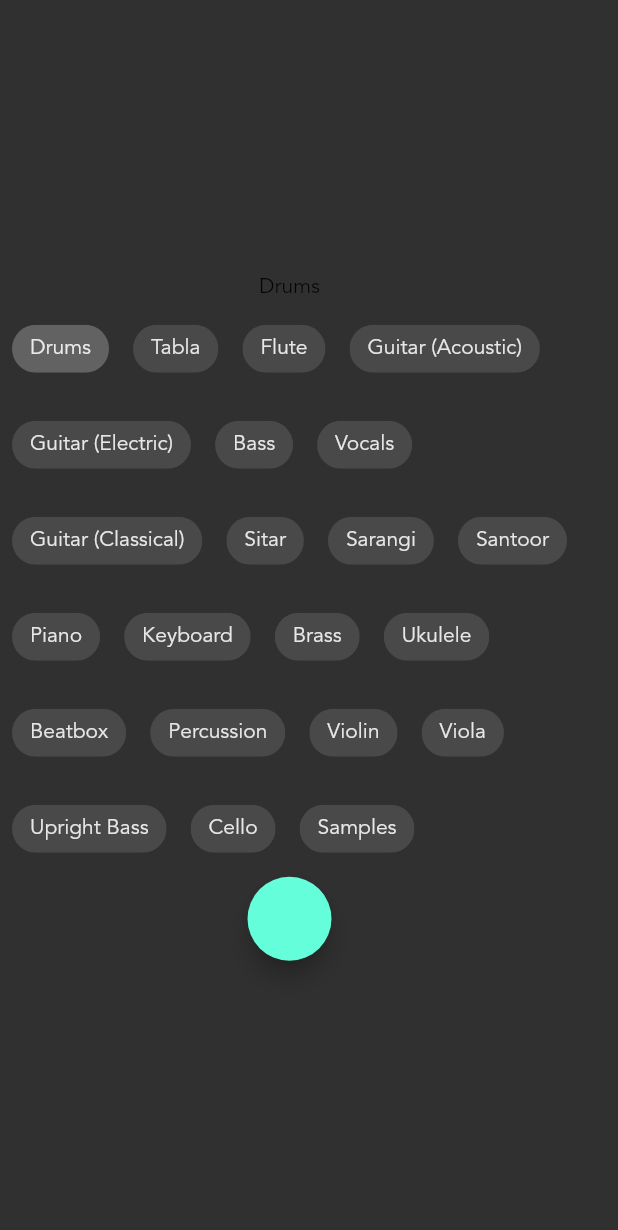
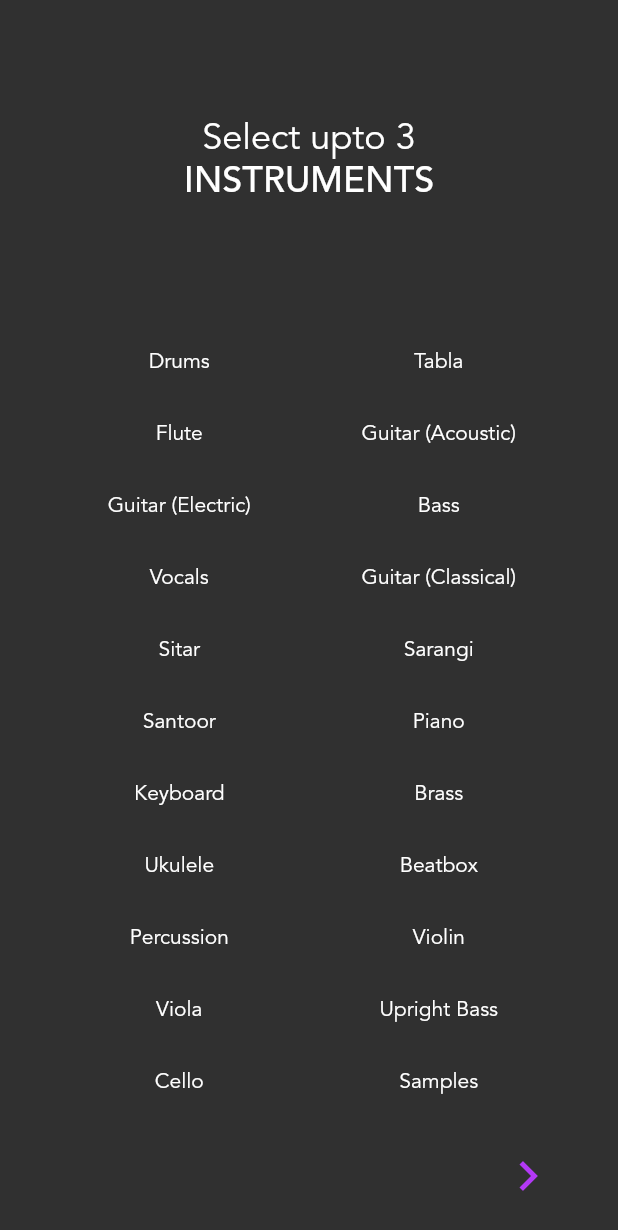
Before and after one commit to BhavyaMuni/Amethyst, a Flutter app: the InstrumentPage screen opened directly, on a phone screen of 412 x 824 dp. Shown: the top 1230 px of the screen. Run offline on Flutter 3.47's test engine with Material 2 defaults, Android fonts, the phone set to English and light mode, and no system bars; our stand-ins replace carousel_slider, cloud_firestore, firebase_auth, google_sign_in, gradient_widgets, material_design_icons_flutter and 2 more; missing offline and left inert: dart:ffi, flutter_facebook_login, gradient_text; accounts and stored records are empty; network calls fail.

Commit message:
sign up seq

```diff
--- a/lib/pages/sign_up_sequence.dart
+++ b/lib/pages/sign_up_sequence.dart
@@ -56,20 +56,52 @@ class _GenrePageState extends State<GenrePage> {
         mainAxisAlignment: MainAxisAlignment.center,
         crossAxisAlignment: CrossAxisAlignment.center,
         children: <Widget>[
-          Text(selectedGenres.join(", ")),
-          Wrap(
+          Text(
+            "Select upto 3",
+            style: TextStyles()
+                .headerTextStyle()
+                .copyWith(fontWeight: FontWeight.w400, fontSize: 24),
+          ),
+          Text(
+            "GENRES",
+            style: TextStyles().headerTextStyle().copyWith(fontSize: 24),
+          ),
+          Container(
+            height: 30,
+          ),
+          Text(selectedGenres.join(", "),
+              style: TextStyles()
+                  .regularTextStyle()
+                  .copyWith(color: Colors.white, fontSize: 18)),
+          Container(
+            height: 30,
+          ),
+          Center(
+            child: Wrap(
+                spacing: 15,
                 children: List<Widget>.generate(genre_list.length, (int index) {
-            return Padding(
-              padding: const EdgeInsets.all(8.0),
-              child: ChoiceChip(
+                  return ChoiceChip(
                     labelPadding:
-                    EdgeInsets.symmetric(horizontal: 8.0, vertical: 6.0),
+                        EdgeInsets.symmetric(horizontal: 0.0, vertical: 0.0),
                     labelStyle: TextStyles()
                         .regularTextStyle()
-                    .copyWith(fontSize: 18, color: Colors.white),
-                backgroundColor: Color(0x006597ef),
-                selectedColor: Color(0xff6597ef),
-                label: Text(genre_list[index]),
+                        .copyWith(fontSize: 14, color: Colors.white),
+                    backgroundColor: Color(0x00121212),
+                    selectedColor: Color(0x00000000),
+                    label: Container(
+                        height: 30,
+                        decoration: BoxDecoration(
+                            gradient: selectedGenres.contains(genre_list[index])
+                                ? TextStyles().baseGrad()
+                                : null,
+                            borderRadius: BorderRadius.circular(15.0)),
+                        width: 150,
+                        child: Center(
+                          child: Text(
+                            genre_list[index],
+                            textAlign: TextAlign.center,
+                          ),
+                        )),
                     selected: selectedGenres.contains(genre_list[index]),
                     onSelected: (bool selected) {
                       setState(() {
@@ -81,10 +113,18 @@ class _GenrePageState extends State<GenrePage> {
                         }
                       });
                     },
-              ),
                   );
                 }).toList()),
-          FloatingActionButton(
+          ),
+        ],
+      ),
+      floatingActionButton: FlatButton(
+        shape: CircleBorder(),
+        child: Icon(
+          Icons.navigate_next,
+          color: Color(0xffb339f6),
+          size: 40,
+        ),
         onPressed: () {
           saveGenre(selectedGenres);
           Navigator.push(
@@ -94,9 +134,8 @@ class _GenrePageState extends State<GenrePage> {
                         genreCtx: context,
                       )));
         },
-          )
-        ],
       ),
+      floatingActionButtonLocation: FloatingActionButtonLocation.endFloat,
     );
   }
 
@@ -142,6 +181,7 @@ class _InstrumentPageState extends State<InstrumentPage> {
     'Samples',
   ];
 
+  List<String> selectedIntrus = List();
   @override
   Widget build(BuildContext context) {
     return Scaffold(
@@ -149,34 +189,89 @@ class _InstrumentPageState extends State<InstrumentPage> {
         mainAxisAlignment: MainAxisAlignment.center,
         crossAxisAlignment: CrossAxisAlignment.center,
         children: <Widget>[
-          Text(instrument_list[_value]),
-          Wrap(
+          Text(
+            "Select upto 3",
+            style: TextStyles()
+                .headerTextStyle()
+                .copyWith(fontWeight: FontWeight.w400, fontSize: 24),
+          ),
+          Text(
+            "INSTRUMENTS",
+            style: TextStyles().headerTextStyle().copyWith(fontSize: 24),
+          ),
+          Container(
+            height: 30,
+          ),
+          Text(selectedIntrus.join(", "),
+              style: TextStyles()
+                  .regularTextStyle()
+                  .copyWith(color: Colors.white, fontSize: 18)),
+          Container(
+            height: 30,
+          ),
+          Center(
+            child: Wrap(
+                spacing: 15,
                 children:
                     List<Widget>.generate(instrument_list.length, (int index) {
-            return Padding(
-              padding: const EdgeInsets.all(8.0),
-              child: ChoiceChip(
-                label: Text(instrument_list[index]),
-                selected: _value == index,
+                  return ChoiceChip(
+                    labelPadding:
+                        EdgeInsets.symmetric(horizontal: 0.0, vertical: 0.0),
+                    labelStyle: TextStyles()
+                        .regularTextStyle()
+                        .copyWith(fontSize: 14, color: Colors.white),
+                    backgroundColor: Color(0x00121212),
+                    selectedColor: Color(0x00000000),
+                    label: Container(
+                        height: 30,
+                        decoration: BoxDecoration(
+                            gradient:
+                                selectedIntrus.contains(instrument_list[index])
+                                    ? TextStyles().baseGrad()
+                                    : null,
+                            borderRadius: BorderRadius.circular(15.0)),
+                        width: 150,
+                        child: Center(
+                          child: Text(
+                            instrument_list[index],
+                            textAlign: TextAlign.center,
+                          ),
+                        )),
+                    selected: selectedIntrus.contains(instrument_list[index]),
                     onSelected: (bool selected) {
                       setState(() {
-                    _value = selected ? index : null;
+                        if (!selectedIntrus.contains(instrument_list[index]) &&
+                            selectedIntrus.length < 3) {
+                          selectedIntrus.add(instrument_list[index]);
+                        } else {
+                          selectedIntrus.remove(instrument_list[index]);
+                        }
                       });
                     },
-              ),
                   );
                 }).toList()),
-          FloatingActionButton(
-            onPressed: () {
-              savenstrument(instrument_list[_value]);
-              Navigator.push(context, MaterialPageRoute(builder: (ctx) {
-                return SignUpFinalPage(
-                    genreCtx: widget.genreCtx, instruCtx: context);
-              }));
-            },
-          )
+          ),
         ],
       ),
+      floatingActionButton: FlatButton(
+        shape: CircleBorder(),
+        child: Icon(
+          Icons.navigate_next,
+          color: Color(0xffb339f6),
+          size: 40,
+        ),
+        onPressed: () {
+          savenstrument(selectedIntrus.join(", "));
+          Navigator.push(
+              context,
+              MaterialPageRoute(
+                  builder: (context) => SignUpFinalPage(
+                        genreCtx: context,
+                        instruCtx: context,
+                      )));
+        },
+      ),
+      floatingActionButtonLocation: FloatingActionButtonLocation.endFloat,
     );
   }
 
```
Lines whose indentation alone changed are shown as unchanged.
